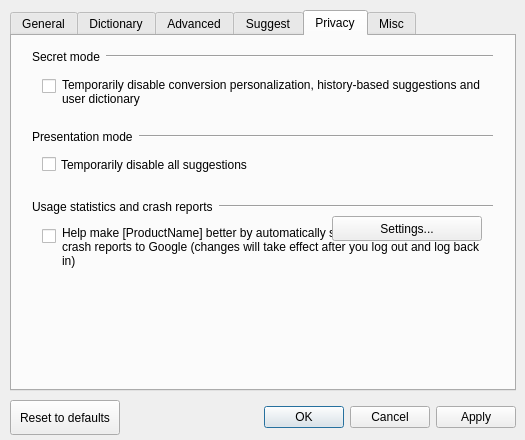
The window that src/gui/config_dialog/config_dialog.ui (Masterisk-F/fcitx-mozkey) describes before a commit, drawn with Qt 5.
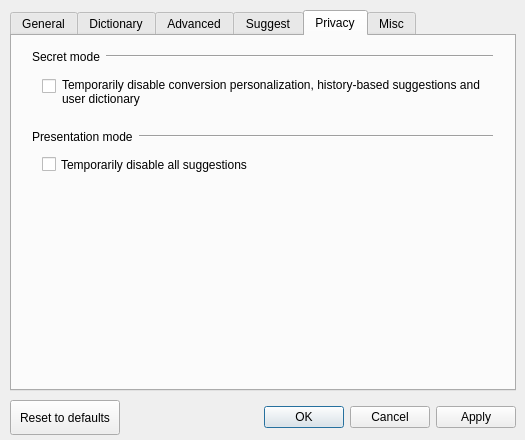
The same window after the commit. The open tabs and pages were chosen to show the change. Custom widgets are drawn as their Qt base class.

Diff of the .ui file:
```diff
--- a/src/gui/config_dialog/config_dialog.ui
+++ b/src/gui/config_dialog/config_dialog.ui
@@ -1166,76 +1166,6 @@
      <attribute name="title">
       <string>Privacy</string>
      </attribute>
-     <widget class="QCheckBox" name="usageStatsCheckBox">
-      <property name="geometry">
-       <rect>
-        <x>30</x>
-        <y>190</y>
-        <width>20</width>
-        <height>20</height>
-       </rect>
-      </property>
-      <property name="sizePolicy">
-       <sizepolicy hsizetype="Minimum" vsizetype="Fixed">
-        <horstretch>0</horstretch>
-        <verstretch>0</verstretch>
-       </sizepolicy>
-      </property>
-      <property name="text">
-       <string/>
-      </property>
-      <property name="tristate">
-       <bool>false</bool>
-      </property>
-     </widget>
-     <widget class="QLabel" name="usageStatsMessage">
-      <property name="geometry">
-       <rect>
-        <x>50</x>
-        <y>180</y>
-        <width>421</width>
-        <height>61</height>
-       </rect>
-      </property>
-      <property name="text">
-       <string>Help make [ProductName] better by automatically sending usage statistics and crash reports to Google (changes will take effect after you log out and log back in)</string>
-      </property>
-      <property name="wordWrap">
-       <bool>true</bool>
-      </property>
-     </widget>
-     <widget class="QWidget" name="horizontalLayoutWidget_16">
-      <property name="geometry">
-       <rect>
-        <x>20</x>
-        <y>160</y>
-        <width>461</width>
-        <height>21</height>
-       </rect>
-      </property>
-      <layout class="QHBoxLayout" name="horizontalLayout_18">
-       <item>
-        <widget class="QLabel" name="usageStatsLabel">
-         <property name="text">
-          <string>Usage statistics and crash reports</string>
-         </property>
-        </widget>
-       </item>
-       <item>
-        <widget class="Line" name="usageStatsLine">
-         <property name="sizePolicy">
-          <sizepolicy hsizetype="MinimumExpanding" vsizetype="Fixed">
-           <horstretch>0</horstretch>
-           <verstretch>0</verstretch>
-          </sizepolicy>
-         </property>
-         <property name="orientation">
-          <enum>Qt::Horizontal</enum>
-         </property>
-        </widget>
-       </item>
-      </layout>
-     </widget>
      <widget class="QWidget" name="horizontalLayoutWidget_18">
       <property name="geometry">
        <rect>
@@ -1306,31 +1236,6 @@
        <bool>true</bool>
       </property>
      </widget>
-     <widget class="QPushButton" name="launchAdministrationDialogButtonForUsageStats">
-      <property name="geometry">
-       <rect>
-        <x>320</x>
-        <y>180</y>
-        <width>150</width>
-        <height>25</height>
-       </rect>
-      </property>
-      <property name="minimumSize">
-       <size>
-        <width>150</width>
-        <height>0</height>
-       </size>
-      </property>
-      <property name="maximumSize">
-       <size>
-        <width>150</width>
-        <height>16777215</height>
-       </size>
-      </property>
-      <property name="text">
-       <string>Settings...</string>
-      </property>
-     </widget>
      <widget class="QCheckBox" name="presentationModeCheckBox">
       <property name="geometry">
        <rect>
```
Left out of the diff: 2 changed lines with no effect on the pictures.
